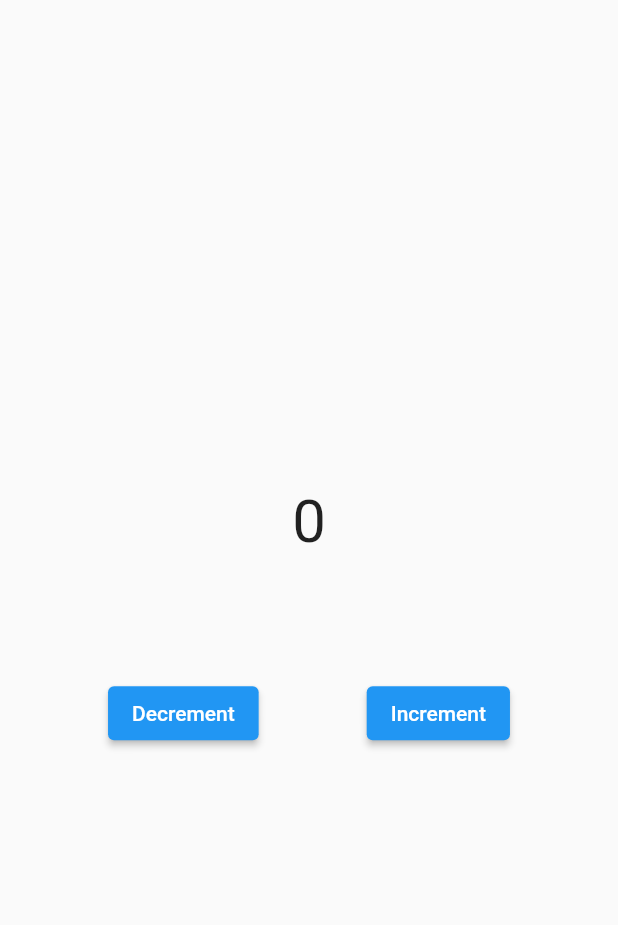
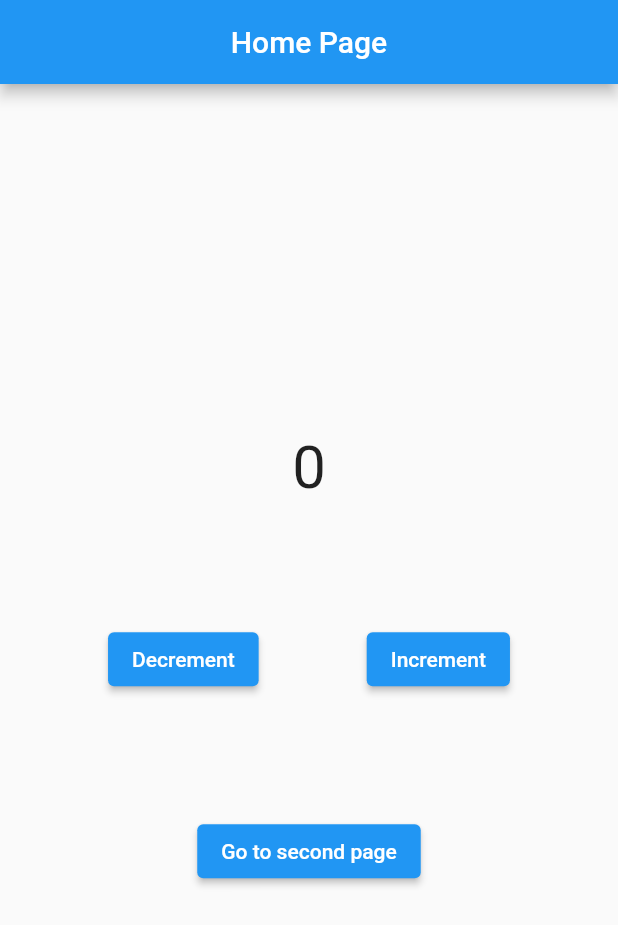
Before and after one commit to pvc2209/learn_provider, a Flutter app: the screen it shows after launch, on a phone screen of 412 x 824 dp. Shown: the top 925 px of the screen. Run offline on Flutter 3.47's test engine with Material 2 defaults, Android fonts, the phone set to English and light mode, and no system bars.

```diff
--- /dev/null
+++ b/lib/home_page.dart
@@ -0,0 +1,63 @@
+import 'package:bai3_1_provider/second_page.dart';
+import 'package:flutter/material.dart';
+import 'package:provider/provider.dart';
+
+import 'counter_provider.dart';
+
+class HomePage extends StatelessWidget {
+  const HomePage({Key? key}) : super(key: key);
+
+  @override
+  Widget build(BuildContext context) {
+    return Scaffold(
+      appBar: AppBar(
+        title: Text("Home Page"),
+        centerTitle: true,
+      ),
+      body: Center(
+        child: Column(
+          mainAxisAlignment: MainAxisAlignment.center,
+          children: [
+            Text(
+              context.watch<CounterProvider>().counter.toString(),
+              style: const TextStyle(fontSize: 40),
+            ),
+            const SizedBox(
+              height: 80,
+            ),
+            Row(
+              mainAxisAlignment: MainAxisAlignment.spaceEvenly,
+              children: [
+                ElevatedButton(
+                  onPressed: () {
+                    context.read<CounterProvider>().decrement();
+                  },
+                  child: const Text("Decrement"),
+                ),
+                ElevatedButton(
+                  onPressed: () {
+                    context.read<CounterProvider>().increment();
+                  },
+                  child: const Text("Increment"),
+                ),
+              ],
+            ),
+            SizedBox(
+              height: 80,
+            ),
+            ElevatedButton(
+              onPressed: () {
+                Navigator.push(
+                    context,
+                    MaterialPageRoute(
+                      builder: (context) => SecondPage(),
+                    ));
+              },
+              child: Text("Go to second page"),
+            ),
+          ],
+        ),
+      ),
+    );
+  }
+}
--- a/lib/main.dart
+++ b/lib/main.dart
@@ -1,56 +1,16 @@
-// https://youtu.be/qZew0-rKyXg
-
+// 3.1: https://youtu.be/qZew0-rKyXg
+// 3.2: https://youtu.be/GMM9USN3l_A
 import 'package:flutter/material.dart';
 import 'package:provider/provider.dart';
 
 import 'counter_provider.dart';
+import 'home_page.dart';
 
 void main() {
   runApp(ChangeNotifierProvider(
     create: ((context) => CounterProvider(0)),
     child: const MaterialApp(
-      home: MyApp(),
+      home: HomePage(),
     ),
   ));
 }
-
-class MyApp extends StatelessWidget {
-  const MyApp({Key? key}) : super(key: key);
-
-  @override
-  Widget build(BuildContext context) {
-    return Scaffold(
-      body: Center(
-        child: Column(
-          mainAxisAlignment: MainAxisAlignment.center,
-          children: [
-            Text(
-              context.watch<CounterProvider>().counter.toString(),
-              style: const TextStyle(fontSize: 40),
-            ),
-            const SizedBox(
-              height: 80,
-            ),
-            Row(
-              mainAxisAlignment: MainAxisAlignment.spaceEvenly,
-              children: [
-                ElevatedButton(
-                  onPressed: () {
-                    context.read<CounterProvider>().decrement();
-                  },
-                  child: const Text("Decrement"),
-                ),
-                ElevatedButton(
-                  onPressed: () {
-                    context.read<CounterProvider>().increment();
-                  },
-                  child: const Text("Increment"),
-                ),
-              ],
-            )
-          ],
-        ),
-      ),
-    );
-  }
-}
```
Also changed, not shown: lib/second_page.dart (added, +59 -0 lines).
